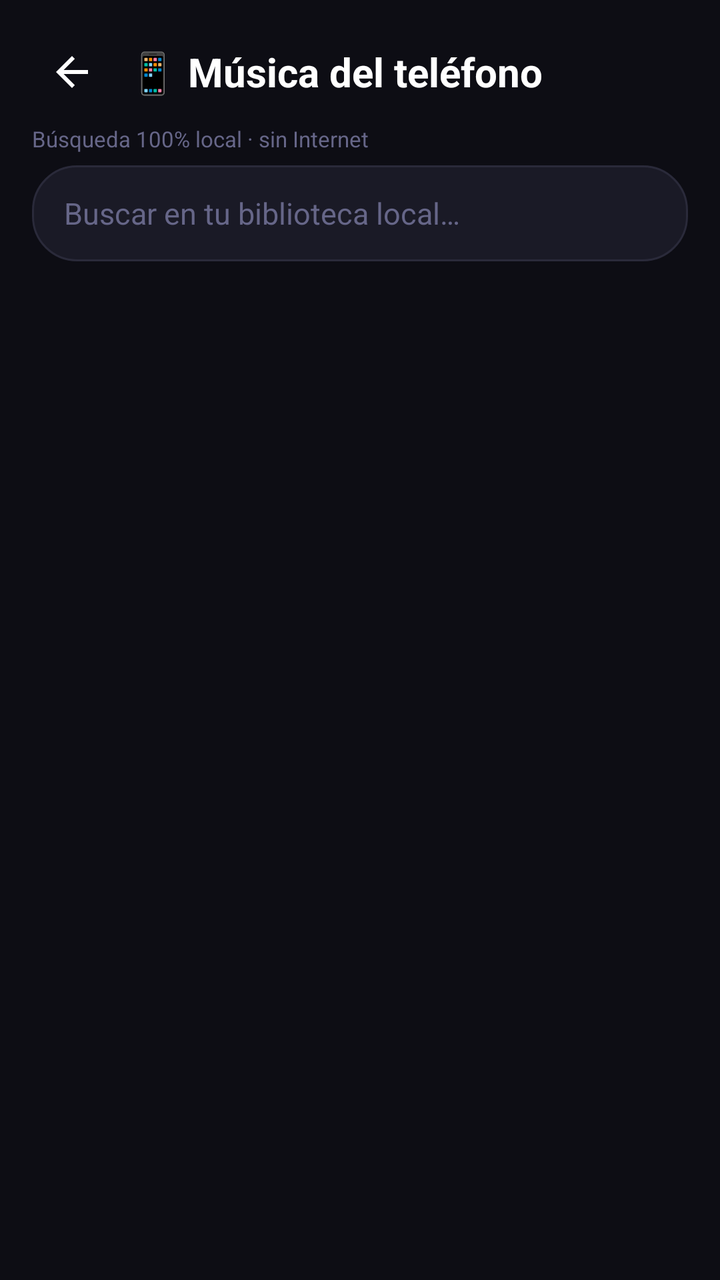
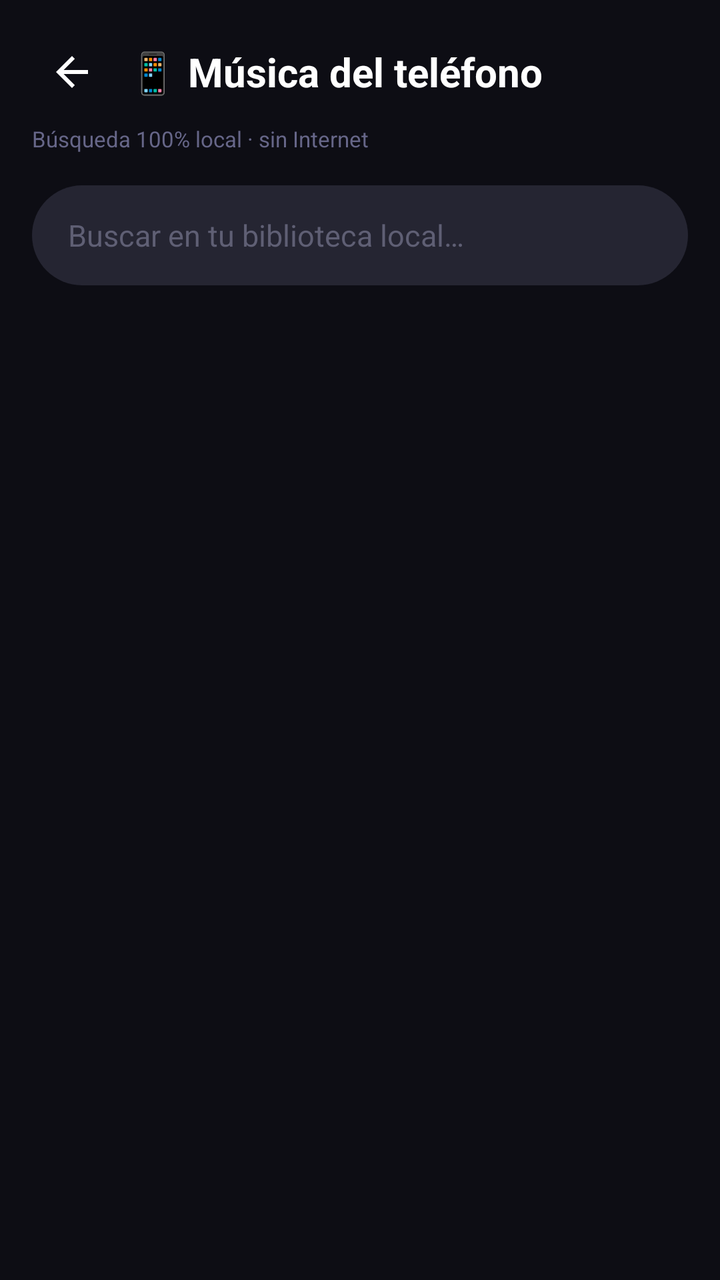

Screens rendered from an Android XML layout before and after an edit, with the pre-edit source and the edit as a unified diff.
<!-- AndroidManifest.xml: application theme Theme.StreamVault -->
<!-- res/layout/activity_local_music.xml -->
<?xml version="1.0" encoding="utf-8"?>
<LinearLayout xmlns:android="http://schemas.android.com/apk/res/android"
    android:layout_width="match_parent"
    android:layout_height="match_parent"
    android:orientation="vertical"
    android:background="#0D0D14"
    android:padding="16dp">

    <LinearLayout
        android:layout_width="match_parent"
        android:layout_height="wrap_content"
        android:orientation="horizontal"
        android:gravity="center_vertical">

        <ImageButton
            android:id="@+id/btnBackMusic"
            android:layout_width="40dp"
            android:layout_height="40dp"
            android:background="?attr/selectableItemBackgroundBorderless"
            android:src="@drawable/ic_arrow_back" />

        <TextView
            android:id="@+id/tvMusicTitle"
            android:layout_width="0dp"
            android:layout_height="wrap_content"
            android:layout_weight="1"
            android:text="📱 Música del teléfono"
            android:textColor="#FFFFFF"
            android:textSize="20sp"
            android:textStyle="bold"
            android:layout_marginStart="8dp" />
    </LinearLayout>

    <TextView
        android:layout_width="match_parent"
        android:layout_height="wrap_content"
        android:text="Búsqueda 100% local · sin Internet"
        android:textColor="#666688"
        android:textSize="11sp"
        android:layout_marginVertical="6dp" />

    <Spinner
        android:id="@+id/spOrganize"
        android:layout_width="wrap_content"
        android:layout_height="wrap_content"
        android:visibility="gone"
        android:layout_marginBottom="4dp" />

    <EditText
        android:id="@+id/etSearchMusic"
        android:layout_width="match_parent"
        android:layout_height="48dp"
        android:hint="Buscar en tu biblioteca local…"
        android:textColorHint="#666688"
        android:textColor="#FFFFFF"
        android:textSize="15sp"
        android:paddingHorizontal="16dp"
        android:background="@drawable/search_bg"
        android:inputType="text" />

    <androidx.recyclerview.widget.RecyclerView
        android:id="@+id/rvSongs"
        android:layout_width="match_parent"
        android:layout_height="0dp"
        android:layout_weight="1"
        android:layout_marginTop="12dp" />

    <TextView
        android:id="@+id/tvEmptyMusic"
        android:layout_width="match_parent"
        android:layout_height="wrap_content"
        android:gravity="center"
        android:textColor="#8888AA"
        android:textSize="14sp"
        android:padding="24dp"
        android:visibility="gone" />
</LinearLayout>
<!-- resources referenced by this layout -->
<resources>
  <!-- drawable ic_arrow_back (drawable) -->
  <?xml version="1.0" encoding="utf-8"?>
  <vector xmlns:android="http://schemas.android.com/apk/res/android"
      android:width="24dp" android:height="24dp"
      android:viewportWidth="24" android:viewportHeight="24">
      <path android:fillColor="#FFFFFF"
          android:pathData="M20,11H7.83l5.59,-5.59L12,4l-8,8 8,8 1.41,-1.41L7.83,13H20v-2z"/>
  </vector>
  <!-- drawable search_bg (drawable) -->
  <?xml version="1.0" encoding="utf-8"?>
  <shape xmlns:android="http://schemas.android.com/apk/res/android" android:shape="rectangle">
      <solid android:color="#1A1A26"/>
      <stroke android:width="1dp" android:color="#2A2A3A"/>
      <corners android:radius="22dp"/>
  </shape>
  <style name="Theme.StreamVault" parent="Theme.MaterialComponents.DayNight.NoActionBar">
          <item name="colorPrimary">@color/accent_blue</item>
          <item name="colorPrimaryDark">@color/bg_dark</item>
          <item name="colorAccent">@color/accent_cyan</item>
          <item name="android:windowBackground">@color/bg_dark</item>
          <item name="android:statusBarColor">@color/bg_dark</item>
          <item name="android:navigationBarColor">@color/bg_dark</item>
      </style>
  <color name="accent_blue">#0066FF</color>
  <color name="bg_dark">#0A0A0F</color>
  <color name="accent_cyan">#00C8FF</color>
</resources>

<!-- the commit's change to res/layout/activity_local_music.xml (unified diff, before → after) -->
@@ -49,13 +49,14 @@
     <EditText
         android:id="@+id/etSearchMusic"
         android:layout_width="match_parent"
-        android:layout_height="48dp"
+        android:layout_height="50dp"
         android:hint="Buscar en tu biblioteca local…"
-        android:textColorHint="#666688"
-        android:textColor="#FFFFFF"
+        android:textColorHint="#5F5F74"
+        android:textColor="#FAFAFF"
         android:textSize="15sp"
-        android:paddingHorizontal="16dp"
-        android:background="@drawable/search_bg"
+        android:paddingHorizontal="18dp"
+        android:background="@drawable/den_searchbar"
+        android:layout_marginTop="10dp"
         android:inputType="text" />
 
     <androidx.recyclerview.widget.RecyclerView
@@ -63,7 +64,9 @@
         android:layout_width="match_parent"
         android:layout_height="0dp"
         android:layout_weight="1"
-        android:layout_marginTop="12dp" />
+        android:layout_marginTop="14dp"
+        android:overScrollMode="never"
+        android:layoutAnimation="@anim/layout_fade_slide" />
 
     <TextView
         android:id="@+id/tvEmptyMusic"
<!-- resource entries referenced after the edit -->
@@ -1,5 +1,11 @@
 <!-- resources referenced by this layout -->
 <resources>
+  <!-- drawable den_searchbar (drawable) -->
+  <?xml version="1.0" encoding="utf-8"?>
+  <shape xmlns:android="http://schemas.android.com/apk/res/android" android:shape="rectangle">
+      <solid android:color="@color/den_surface_3" />
+      <corners android:radius="26dp" />
+  </shape>
   <!-- drawable ic_arrow_back (drawable) -->
   <?xml version="1.0" encoding="utf-8"?>
   <vector xmlns:android="http://schemas.android.com/apk/res/android"
@@ -8,13 +14,6 @@
       <path android:fillColor="#FFFFFF"
           android:pathData="M20,11H7.83l5.59,-5.59L12,4l-8,8 8,8 1.41,-1.41L7.83,13H20v-2z"/>
   </vector>
-  <!-- drawable search_bg (drawable) -->
-  <?xml version="1.0" encoding="utf-8"?>
-  <shape xmlns:android="http://schemas.android.com/apk/res/android" android:shape="rectangle">
-      <solid android:color="#1A1A26"/>
-      <stroke android:width="1dp" android:color="#2A2A3A"/>
-      <corners android:radius="22dp"/>
-  </shape>
   <style name="Theme.StreamVault" parent="Theme.MaterialComponents.DayNight.NoActionBar">
           <item name="colorPrimary">@color/accent_blue</item>
           <item name="colorPrimaryDark">@color/bg_dark</item>
@@ -23,6 +22,7 @@
           <item name="android:statusBarColor">@color/bg_dark</item>
           <item name="android:navigationBarColor">@color/bg_dark</item>
       </style>
+  <color name="den_surface_3">#252532</color>
   <color name="accent_blue">#0066FF</color>
   <color name="bg_dark">#0A0A0F</color>
   <color name="accent_cyan">#00C8FF</color>
